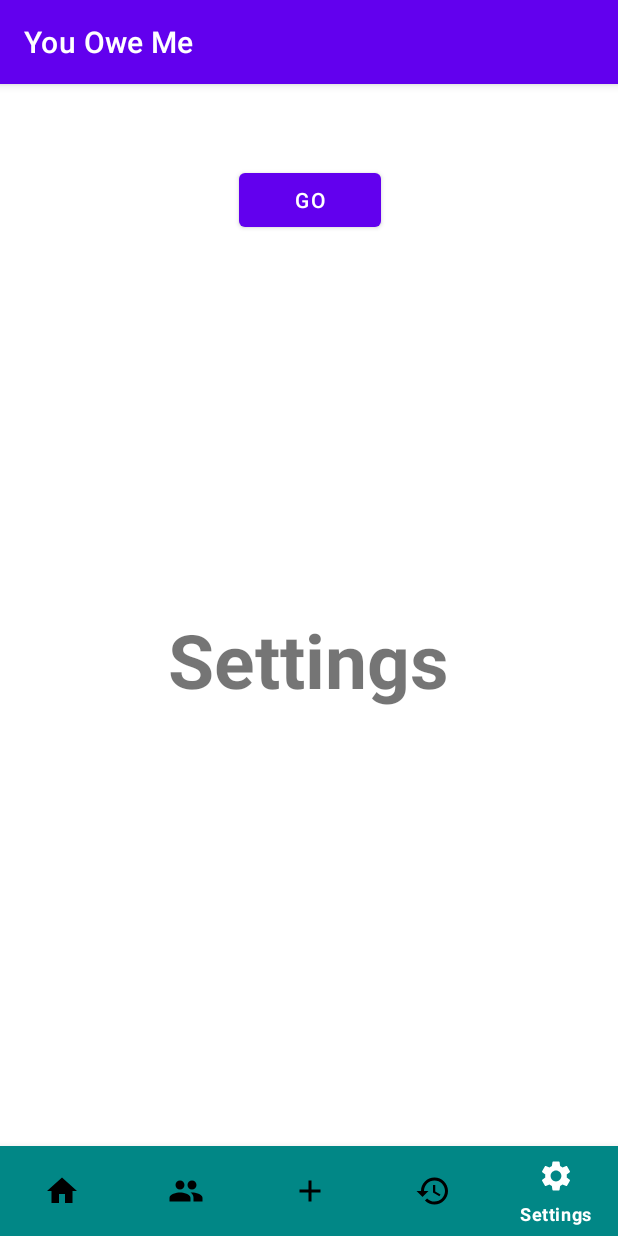
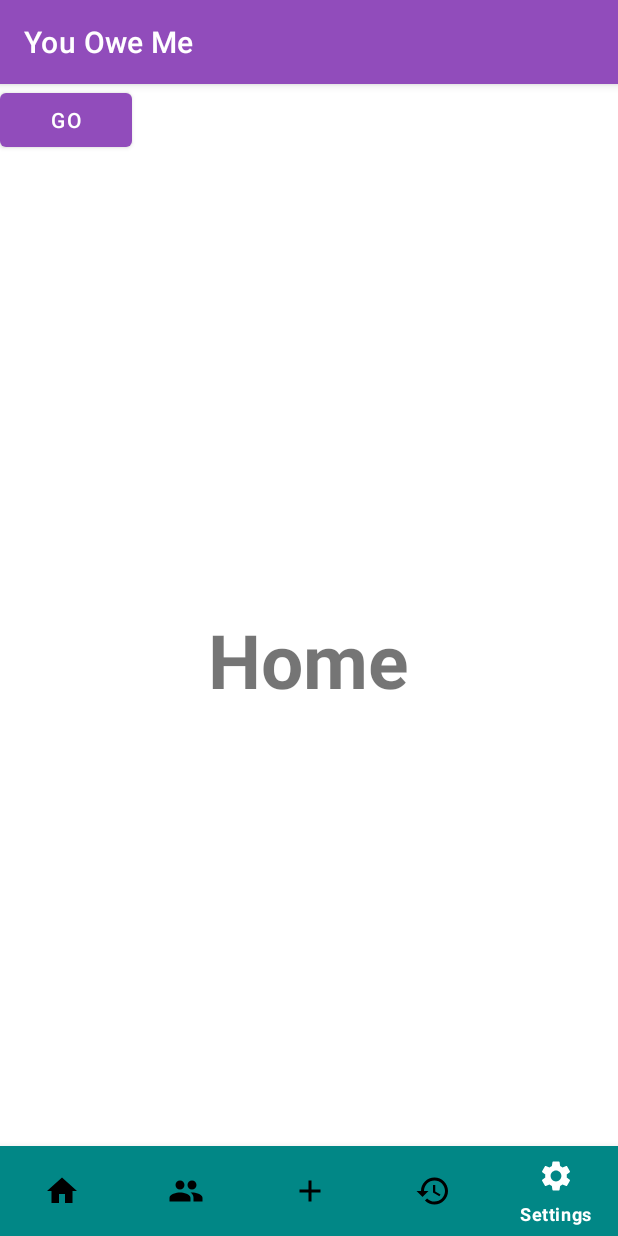
Before and after one commit to 11arns/YouOweMeProject, an Android app: the FriendsListActivity screen opened directly, with no data from a screen before it, item 5 of the bottom bar chosen, on a phone screen of 412 x 824 dp. Run offline under Robolectric (Android 15) with nearby library versions, the phone set to English and light mode, and no system bars.

Commit message:
themes colour

```diff
--- a/app/src/main/AndroidManifest.xml
+++ b/app/src/main/AndroidManifest.xml
@@ -31,7 +31,7 @@
             android:parentActivityName="com.example.YouOweMeProject.Settings.ProfileActivity" />
 
         <activity
-            android:name="com.example.YouOweMeProject.FriendActivity"
+            android:name="com.example.YouOweMeProject.FriendsListActivity"
             android:exported="false" />
         <activity
             android:name="com.example.YouOweMeProject.MainActivity"
--- a/app/src/main/java/com/example/YouOweMeProject/AddExpensesActivity.java
+++ b/app/src/main/java/com/example/YouOweMeProject/AddExpensesActivity.java
@@ -14,7 +14,7 @@ public class AddExpensesActivity extends AppCompatActivity {
     @Override
     protected void onCreate(Bundle savedInstanceState) {
         super.onCreate(savedInstanceState);
-        setContentView(R.layout.activity_add_expenses);
+        setContentView(R.layout.addexpenses);
 
         // Initialize and assign variable
         BottomNavigationView bottomNavigationView=findViewById(R.id.bottom_navigation);
@@ -33,7 +33,7 @@ public class AddExpensesActivity extends AppCompatActivity {
                         overridePendingTransition(0,0);
                         return true;
                     case R.id.friend:
-                        startActivity(new Intent(getApplicationContext(),FriendActivity.class));
+                        startActivity(new Intent(getApplicationContext(), FriendsListActivity.class));
                         overridePendingTransition(0,0);
                         return true;
                     case R.id.add_expenses:
--- a/app/src/main/java/com/example/YouOweMeProject/FriendActivity.java
+++ b/app/src/main/java/com/example/YouOweMeProject/FriendsListActivity.java
@@ -9,12 +9,12 @@ import android.view.MenuItem;
 
 import com.google.android.material.bottomnavigation.BottomNavigationView;
 
-public class FriendActivity extends AppCompatActivity {
+public class FriendsListActivity extends AppCompatActivity {
 
     @Override
     protected void onCreate(Bundle savedInstanceState) {
         super.onCreate(savedInstanceState);
-        setContentView(R.layout.activity_friend);
+        setContentView(R.layout.friendslist);
 
         // Initialize and assign variable
         BottomNavigationView bottomNavigationView=findViewById(R.id.bottom_navigation);
--- a/app/src/main/java/com/example/YouOweMeProject/HistoryActivity.java
+++ b/app/src/main/java/com/example/YouOweMeProject/HistoryActivity.java
@@ -14,7 +14,7 @@ public class HistoryActivity extends AppCompatActivity {
     @Override
     protected void onCreate(Bundle savedInstanceState) {
         super.onCreate(savedInstanceState);
-        setContentView(R.layout.activity_history);
+        setContentView(R.layout.history);
 
         // Initialize and assign variable
         BottomNavigationView bottomNavigationView=findViewById(R.id.bottom_navigation);
@@ -35,7 +35,7 @@ public class HistoryActivity extends AppCompatActivity {
                         overridePendingTransition(0,0);
                         return true;
                     case R.id.friend:
-                        startActivity(new Intent(getApplicationContext(),FriendActivity.class));
+                        startActivity(new Intent(getApplicationContext(), FriendsListActivity.class));
                         overridePendingTransition(0,0);
                         return true;
                     case R.id.add_expenses:
--- a/app/src/main/java/com/example/YouOweMeProject/MainActivity.java
+++ b/app/src/main/java/com/example/YouOweMeProject/MainActivity.java
@@ -14,7 +14,7 @@ public class MainActivity extends AppCompatActivity {
     @Override
     protected void onCreate(Bundle savedInstanceState) {
         super.onCreate(savedInstanceState);
-        setContentView(R.layout.activity_main);
+        setContentView(R.layout.main);
 
         // Initialize and assign variable
         BottomNavigationView bottomNavigationView=findViewById(R.id.bottom_navigation);
@@ -33,7 +33,7 @@ public class MainActivity extends AppCompatActivity {
                     case R.id.home:
                         return true;
                     case R.id.friend:
-                        startActivity(new Intent(getApplicationContext(),FriendActivity.class));
+                        startActivity(new Intent(getApplicationContext(), FriendsListActivity.class));
                         overridePendingTransition(0,0);
                         return true;
                     case R.id.add_expenses:
--- a/app/src/main/java/com/example/YouOweMeProject/SettingsActivity.java
+++ b/app/src/main/java/com/example/YouOweMeProject/SettingsActivity.java
@@ -15,22 +15,23 @@ import com.google.android.material.bottomnavigation.BottomNavigationView;
 
 public class SettingsActivity extends AppCompatActivity {
 
-    Button buttontoprofile;
+    Button ProfileButton;
 
     @Override
     protected void onCreate(Bundle savedInstanceState) {
         super.onCreate(savedInstanceState);
-        setContentView(R.layout.activity_settings);
+        setContentView(R.layout.settings);
 
-        buttontoprofile = (Button)findViewById(R.id.buttontoprofile);
+        ProfileButton = (Button)findViewById(R.id.ProfileButton);
 
-        buttontoprofile.setOnClickListener(new View.OnClickListener() {
+        ProfileButton.setOnClickListener(new View.OnClickListener() {
             @Override
             public void onClick(View view) {
                 Intent intent = new Intent (SettingsActivity.this, ProfileActivity.class);
                 startActivity(intent);
             }
         });
+
 
         // Initialize and assign variable
         BottomNavigationView bottomNavigationView=findViewById(R.id.bottom_navigation);
@@ -50,7 +51,7 @@ public class SettingsActivity extends AppCompatActivity {
                         overridePendingTransition(0,0);
                         return true;
                     case R.id.friend:
-                        startActivity(new Intent(getApplicationContext(),FriendActivity.class));
+                        startActivity(new Intent(getApplicationContext(), FriendsListActivity.class));
                         overridePendingTransition(0,0);
                         return true;
                     case R.id.add_expenses:
--- /dev/null
+++ b/app/src/main/res/drawable/nav_logout.xml
@@ -0,0 +1,5 @@
+<vector android:autoMirrored="true" android:height="24dp"
+    android:tint="#FFFFFF" android:viewportHeight="24"
+    android:viewportWidth="24" android:width="24dp" xmlns:android="http://schemas.android.com/apk/res/android">
+    <path android:fillColor="@android:color/white" android:pathData="M17,7l-1.41,1.41L18.17,11H8v2h10.17l-2.58,2.58L17,17l5,-5zM4,5h8V3H4c-1.1,0 -2,0.9 -2,2v14c0,1.1 0.9,2 2,2h8v-2H4V5z"/>
+</vector>
--- a/app/src/main/res/layout/activity_main.xml
+++ b/app/src/main/res/layout/friendslist.xml
@@ -5,12 +5,12 @@
     xmlns:tools="http://schemas.android.com/tools"
     android:layout_width="match_parent"
     android:layout_height="match_parent"
-    tools:context=".MainActivity">
+    tools:context=".FriendsListActivity">
 
     <TextView
         android:layout_width="wrap_content"
         android:layout_height="wrap_content"
-        android:text="Home"
+        android:text="Friends"
         android:textSize="50sp"
         android:textStyle="bold"
         android:layout_centerInParent="true"/>
--- a/app/src/main/res/layout/activity_friend.xml
+++ b/app/src/main/res/layout/main.xml
@@ -5,12 +5,12 @@
     xmlns:tools="http://schemas.android.com/tools"
     android:layout_width="match_parent"
     android:layout_height="match_parent"
-    tools:context=".FriendActivity">
+    tools:context=".MainActivity">
 
     <TextView
         android:layout_width="wrap_content"
         android:layout_height="wrap_content"
-        android:text="Friends"
+        android:text="Home"
         android:textSize="50sp"
         android:textStyle="bold"
         android:layout_centerInParent="true"/>
@@ -20,7 +20,7 @@
         android:layout_width="match_parent"
         android:layout_height="60dp"
         android:layout_alignParentBottom="true"
-        app:itemBackground="@color/teal_700"
+        app:itemBackground="@color/purple"
         app:itemIconTint="@drawable/selector"
         app:itemTextColor="@drawable/selector"
         app:menu="@menu/menu_navigation" />
--- a/app/src/main/res/layout/activity_settings.xml
+++ b/app/src/main/res/layout/settings.xml
@@ -5,28 +5,15 @@
     xmlns:tools="http://schemas.android.com/tools"
     android:layout_width="match_parent"
     android:layout_height="match_parent"
-    tools:context=".SettingsActivity">
+    tools:context=".MainActivity">
 
     <TextView
         android:layout_width="wrap_content"
         android:layout_height="wrap_content"
-        android:text="Settings"
+        android:text="Home"
         android:textSize="50sp"
         android:textStyle="bold"
         android:layout_centerInParent="true"/>
-
-    <Button
-        android:id="@+id/buttontoprofile"
-        android:layout_width="145dp"
-        android:layout_height="wrap_content"
-        android:layout_marginStart="159dp"
-        android:layout_marginTop="53dp"
-        android:layout_marginEnd="158dp"
-        android:layout_marginBottom="294dp"
-        android:text="go"
-        app:layout_constraintBottom_toBottomOf="parent"
-        app:layout_constraintEnd_toEndOf="parent"
-        app:layout_constraintStart_toStartOf="parent" />
 
     <com.google.android.material.bottomnavigation.BottomNavigationView
         android:id="@+id/bottom_navigation"
@@ -38,4 +25,11 @@
         app:itemTextColor="@drawable/selector"
         app:menu="@menu/menu_navigation" />
 
+    <Button
+        android:id="@+id/ProfileButton"
+        android:layout_width="wrap_content"
+        android:layout_height="wrap_content"
+        android:text="go"
+        android:textColor="@color/white"/>
+
 </RelativeLayout>
--- a/app/src/main/res/values/colors.xml
+++ b/app/src/main/res/values/colors.xml
@@ -7,4 +7,7 @@
     <color name="teal_700">#FF018786</color>
     <color name="black">#FF000000</color>
     <color name="white">#FFFFFFFF</color>
+    <color name="purple">#914CBB</color>
+    <color name="grey">#2C2B2B</color>
+
 </resources>
--- a/app/src/main/res/values/themes.xml
+++ b/app/src/main/res/values/themes.xml
@@ -2,12 +2,12 @@
     <!-- Base application theme. -->
     <style name="Theme.BottomNavigationActivity" parent="Theme.MaterialComponents.DayNight.DarkActionBar">
         <!-- Primary brand color. -->
-        <item name="colorPrimary">@color/purple_500</item>
-        <item name="colorPrimaryVariant">@color/purple_700</item>
-        <item name="colorOnPrimary">@color/white</item>
+        <item name="colorPrimary">@color/purple</item>
+        <item name="colorPrimaryVariant">@color/grey</item>
+        <item name="colorOnPrimary">@color/purple</item>
         <!-- Secondary brand color. -->
-        <item name="colorSecondary">@color/teal_200</item>
-        <item name="colorSecondaryVariant">@color/teal_700</item>
+        <item name="colorSecondary">@color/purple</item>
+        <item name="colorSecondaryVariant">@color/purple</item>
         <item name="colorOnSecondary">@color/black</item>
         <!-- Status bar color. -->
         <item name="android:statusBarColor" tools:targetApi="l">?attr/colorPrimaryVariant</item>
--- a/settings.gradle
+++ b/settings.gradle
@@ -12,5 +12,5 @@ dependencyResolutionManagement {
         mavenCentral()
     }
 }
-rootProject.name = "Bottom Navigation Activity"
+rootProject.name = "You Owe Me Project"
 include ':app'
```
Also changed, not shown: app/src/main/res/drawable/bg_settings.JPG (added), app/src/main/res/drawable/profilepic.webp (added), app/src/main/res/layout/addexpenses.xml (renamed from app/src/main/res/layout/activity_add_expenses.xml), app/src/main/res/layout/history.xml (renamed from app/src/main/res/layout/activity_history.xml).
